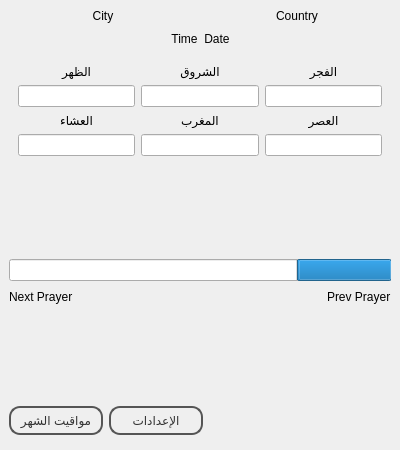
The window that ui/MainWindow.ui (a-atalla/azan) describes before a commit, drawn with Qt 5.
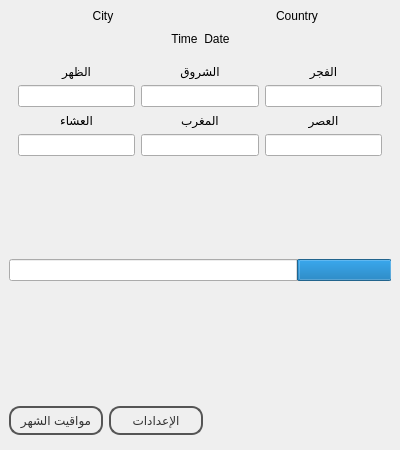
The same window after the commit. Icons and pictures are not drawn.

```diff
--- a/ui/MainWindow.ui
+++ b/ui/MainWindow.ui
@@ -328,7 +328,7 @@
              <locale language="Arabic" country="Egypt"/>
             </property>
             <property name="text">
-             <string>Next Prayer</string>
+             <string/>
             </property>
            </widget>
           </item>
@@ -348,7 +348,7 @@
           <item>
            <widget class="QLabel" name="lblPrevPrayer">
             <property name="text">
-             <string>Prev Prayer</string>
+             <string/>
             </property>
             <property name="textFormat">
              <enum>Qt::AutoText</enum>
```
